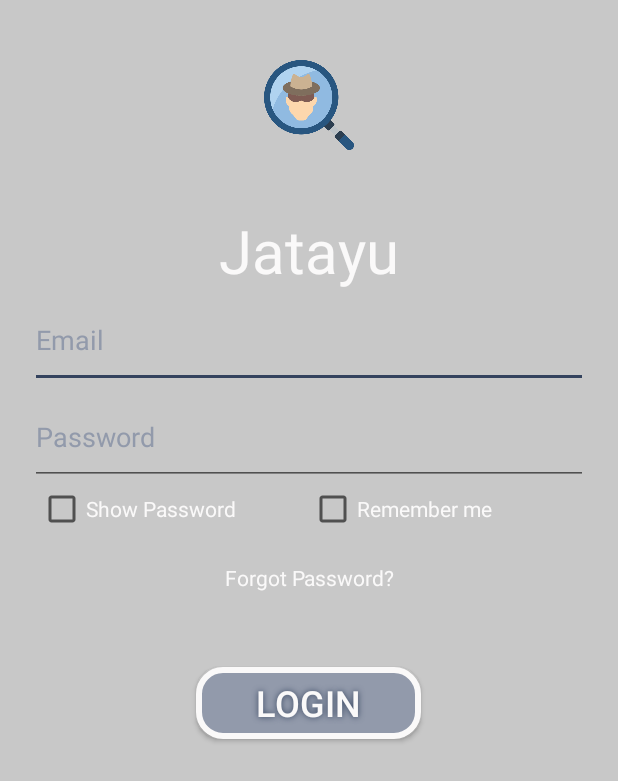
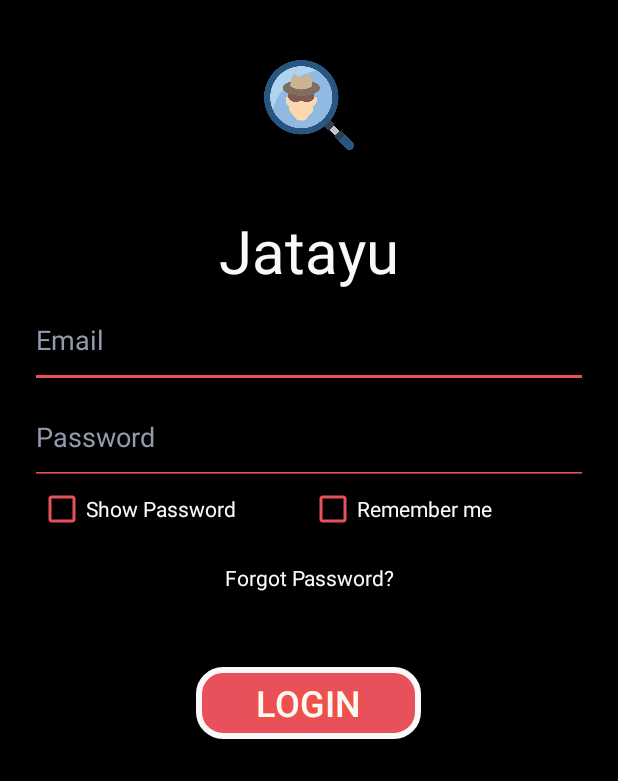
Before and after one commit to nivethsaran/criminal-tagging-system, an Android app: the screen it shows after launch (LoginActivity), on a phone screen of 412 x 824 dp. Shown: the top 781 px of the screen. Run offline under Robolectric (Android 15) with nearby library versions, the phone set to English and light mode, and no system bars; our stand-ins replace Firebase (no records; nobody signed in at launch, a user with empty details on screens opened directly), RxJava.

Commit message:
Detection updates

```diff
--- a/app/build.gradle
+++ b/app/build.gradle
@@ -9,7 +9,7 @@ android {
         targetSdkVersion 29
         versionCode 1
         multiDexEnabled true
-        versionName "1.0.1"
+        versionName "1.0.2"
         testInstrumentationRunner "androidx.test.runner.AndroidJUnitRunner"
         vectorDrawables.useSupportLibrary = true
     }
--- a/app/src/main/res/layout/activity_login.xml
+++ b/app/src/main/res/layout/activity_login.xml
@@ -33,6 +33,7 @@
         android:layout_height="wrap_content"
         android:textColorHint="#929aab"
         android:paddingVertical="20dp"
+        android:backgroundTint="@color/colorPrimary"
         android:textColor="@color/colorText"
         android:layout_marginHorizontal="20sp"
         android:freezesText="true"
@@ -47,6 +48,7 @@
         android:layout_height="wrap_content"
         android:textColorHint="#929aab"
         android:textColor="@color/colorText"
+        android:backgroundTint="@color/colorPrimary"
         android:paddingVertical="20dp"
         android:layout_marginHorizontal="20sp"
         android:freezesText="true"
@@ -66,14 +68,19 @@
             android:layout_width="match_parent"
             android:layout_height="wrap_content"
             android:text="@string/showPassword"
+            android:backgroundTint="@color/colorPrimary"
+            android:buttonTint="@color/colorPrimary"
             android:layout_weight="1"
             android:textColor="@color/colorText"
             android:layout_gravity="start|center_vertical"
-            />
+            tools:targetApi="lollipop" />
         <CheckBox
             android:id="@+id/remember_me"
             android:layout_weight="1"
             android:layout_width="match_parent"
+            android:backgroundTint="@color/colorPrimary"
+            android:buttonTint="@color/colorPrimary"
+            tools:targetApi="lollipop"
             android:layout_height="wrap_content"
             android:text="@string/rememberMe"
 
--- a/app/src/main/res/layout/detection_item.xml
+++ b/app/src/main/res/layout/detection_item.xml
@@ -23,6 +23,7 @@
         android:layout_marginTop="16dp"
         android:textSize="24sp"
         android:text="@string/loading_text"
+        android:textColor="@color/colorText"
         app:layout_constraintEnd_toEndOf="parent"
         app:layout_constraintStart_toEndOf="@+id/avatarList"
         app:layout_constraintTop_toTopOf="parent" />
@@ -31,6 +32,7 @@
         android:id="@+id/textView3"
         android:layout_width="wrap_content"
         android:layout_height="wrap_content"
+        android:textColor="@color/colorText"
         android:text="@string/loading_text"
         app:layout_constraintEnd_toEndOf="parent"
         app:layout_constraintStart_toEndOf="@+id/avatarList"
--- a/app/src/main/res/values/colors.xml
+++ b/app/src/main/res/values/colors.xml
@@ -1,12 +1,12 @@
 <?xml version="1.0" encoding="utf-8"?>
 <resources>
-    <color name="colorPrimary">#929aab</color>
+    <color name="colorPrimary">#e8505b</color>
     <color name="colorPrimaryDark">#00574B</color>
-    <color name="colorAccent">#34435E</color>
+    <color name="colorAccent">#ff5722</color>
     <color name="colorText">#faf9f9</color>
     <color name="colorTextHint">#929aab</color>
-    <color name="bgColorMain">#C8C8C8</color>
-    <color name="cardColor">#E7E7E7</color>
+    <color name="bgColorMain">#000</color>
+    <color name="cardColor">#feceab</color>
     <color name="red">#FF0000</color>
 
     <color name="seekGreen">#206a5d</color>
```
Also changed, not shown: app/src/main/java/com/codersofblvkn/criminaltagging/Fragments/DetectFragment.java (+13 -8 lines).
